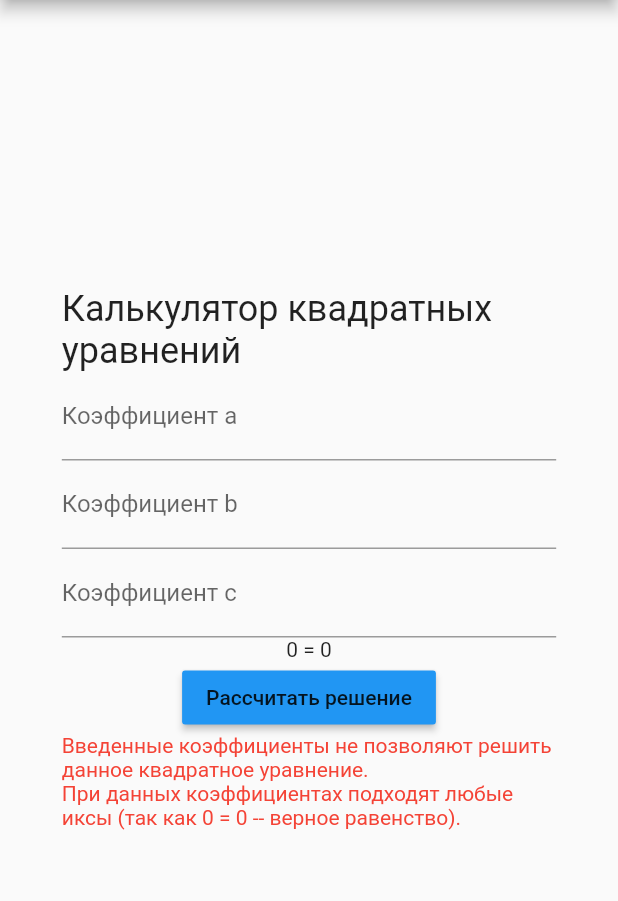
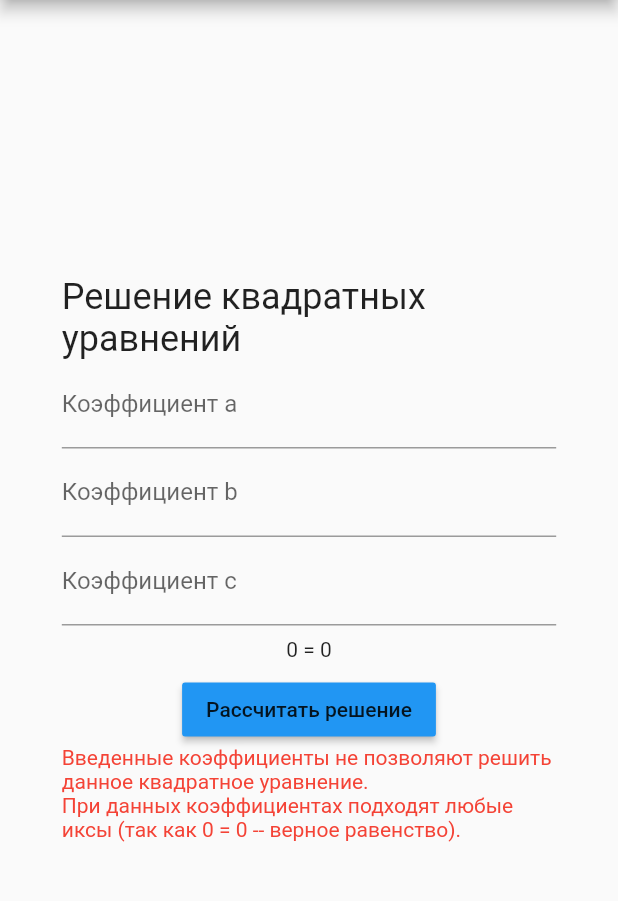
Before and after one commit to sivkov-rmimp-labs/lab2-quadratic-equations, a Flutter app: the screen it shows after launch, after a tap on "Рассчитать решение", on a phone screen of 412 x 824 dp, the part 84-985 px from its top. Run offline on Flutter 3.47's test engine with Material 2 defaults, Android fonts, the phone set to English and light mode, and no system bars.

Commit message:
Fix review comments

```diff
--- a/lib/main.dart
+++ b/lib/main.dart
@@ -3,6 +3,7 @@ import 'dart:math';
 import 'package:flutter/material.dart';
 import 'package:flutter/services.dart';
 import 'package:intl/intl.dart';
+import 'package:lab2_quadratic_equation/advanced_solution.dart';
 
 void main() {
   runApp(const MyApp());
@@ -38,7 +39,7 @@ class _MyHomePageState extends State<MyHomePage> {
   double c = 0;
   String solution = '';
   String answer = '';
-  bool isSolutionValid = true;
+  bool isSolutionValid = false;
 
   /// Разрешает вводить отрицательные и положительные вещественные числа. Запрещает вводить невалидные символы.
   /// К примеру, ввести "-5.123.456" не удастся из-за второй точки.
@@ -67,7 +68,7 @@ class _MyHomePageState extends State<MyHomePage> {
               mainAxisAlignment: MainAxisAlignment.center,
               children: <Widget>[
                 Text(
-                  'Калькулятор квадратных уравнений',
+                  'Решение квадратных уравнений',
                   style: TextStyle(fontSize: Theme.of(context).textTheme.headlineSmall!.fontSize),
                 ),
                 TextField(
@@ -109,11 +110,14 @@ class _MyHomePageState extends State<MyHomePage> {
                     });
                   },
                 ),
-                Text('${[
+                Padding(
+                  padding: const EdgeInsets.all(8.0),
+                  child: Text('${[
                     if (a != 0) '${a == 1 ? '' : a.toShortestString()}x$sup2',
                     if (b != 0) '${b == 1 ? '' : b.toShortestString()}x',
                     if (c != 0) c.toShortestString(),
                   ].join(' + ').replaceAll("+ -", "- ").ifEmpty('0')} = 0'),
+                ),
                 MaterialButton(
                   color: Theme.of(context).colorScheme.primary,
                   onPressed: () {
@@ -130,6 +134,13 @@ class _MyHomePageState extends State<MyHomePage> {
                         return;
                       }
 
+                      if (a == 0) {
+                        isSolutionValid = false;
+                        solution = 'Введенные коэффициенты не позволяют решить данное квадратное уравнение.'
+                            '\nПри a = 0 получается деление на ноль!';
+                        return;
+                      }
+
                       final d2 = b * b - 4 * a * c;
 
                       if (d2 < 0) {
@@ -143,8 +154,7 @@ class _MyHomePageState extends State<MyHomePage> {
 
                       isSolutionValid = true;
                       final d = sqrt(d2);
-                      solution = 'Решение:';
-                      solution += '\nD = sqrt(b^2 - 4ac) = '
+                      solution = 'D = sqrt(b^2 - 4ac) = '
                           'sqrt(${b.toShortestString()} ^ 2 - 4 * ${a.toShortestString()} * ${c.toShortestString()}) = '
                           'sqrt(${d2.toShortestString()}) = ${d.toShortestString()}';
 
@@ -168,6 +178,7 @@ class _MyHomePageState extends State<MyHomePage> {
                   },
                   child: const Text('Рассчитать решение'),
                 ),
+                if (!isSolutionValid)
                   Text(
                     solution,
                     style: isSolutionValid ? null : const TextStyle(color: Colors.red),
@@ -175,6 +186,23 @@ class _MyHomePageState extends State<MyHomePage> {
                 Text(
                   isSolutionValid ? answer : '',
                   style: const TextStyle(fontSize: 20),
+                ),
+                if (isSolutionValid)
+                  MaterialButton(
+                    onPressed: () {
+                      Navigator.push(
+                        context,
+                        MaterialPageRoute(
+                          builder: (context) {
+                            return AdvancedSolution(
+                              solution: solution,
+                              answer: answer,
+                            );
+                          },
+                        ),
+                      );
+                    },
+                    child: const Text('Показать детализацию решения'),
                   ),
               ],
             ),
```
Also changed, not shown: lib/advanced_solution.dart (added, +35 -0 lines). Lines whose indentation alone changed are shown as unchanged.
